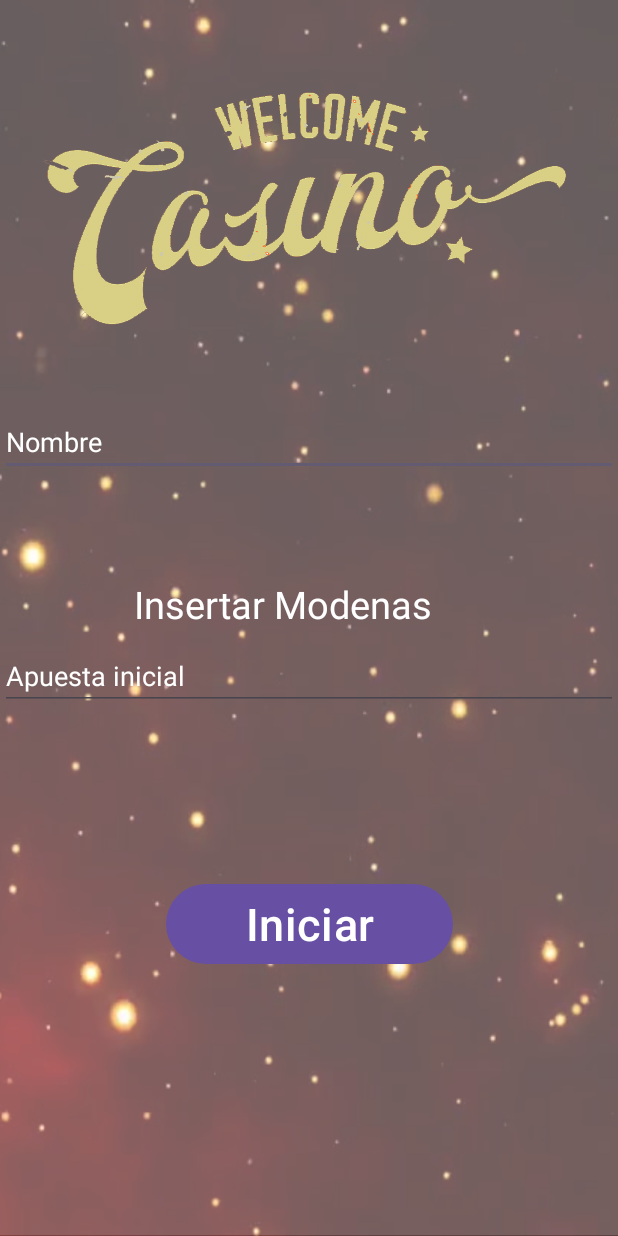
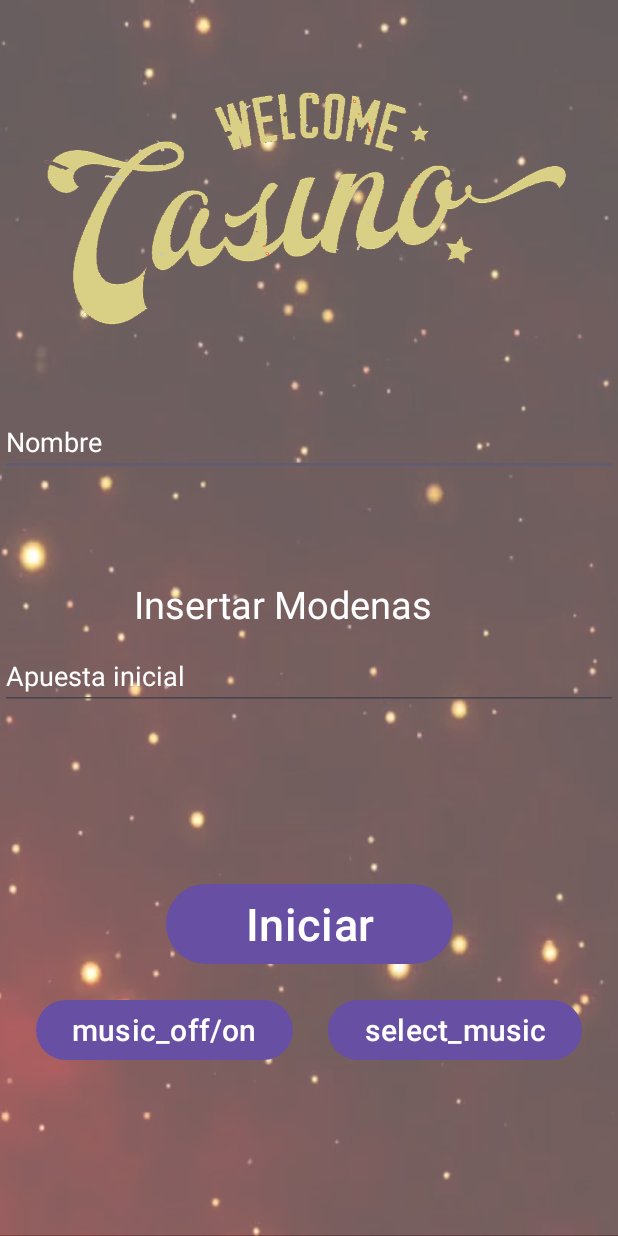
Before and after one commit to angiehelensanchez/CodeAppsvs01, an Android app: the screen it shows after launch (StartActivity), on a phone screen of 412 x 824 dp. Run offline under Robolectric (Android 15) with nearby library versions, the phone set to English and light mode, and no system bars.

Commit message:
musica y botones

```diff
--- a/app/src/main/java/com/example/codeappsvs01/StartActivity.java
+++ b/app/src/main/java/com/example/codeappsvs01/StartActivity.java
@@ -1,24 +1,35 @@
 package com.example.codeappsvs01;
 
 import android.content.Intent;
+import android.media.MediaPlayer;
 import android.os.Bundle;
 import android.view.View;
 import android.widget.Button;
 import android.widget.EditText;
-
 import androidx.appcompat.app.AppCompatActivity;
 
 public class StartActivity extends AppCompatActivity {
+
+    private MediaPlayer mediaPlayer;
+    private boolean isMusicPlaying = true;
 
     @Override
     protected void onCreate(Bundle savedInstanceState) {
         super.onCreate(savedInstanceState);
         setContentView(R.layout.activity_start);
 
+        // Inicializar el reproductor de música
+        mediaPlayer = MediaPlayer.create(this, R.raw.melodia_fondo);
+        mediaPlayer.setLooping(true);
+        mediaPlayer.start();
+
+        // Obtener referencias de las vistas
         final EditText playerNameEditText = findViewById(R.id.playerName);
         final EditText coinAmountEditText = findViewById(R.id.coinAmount);
         Button startGameButton = findViewById(R.id.startGameButton);
+        Button musicToggleButton = findViewById(R.id.musicToggleButton); // Botón para activar/desactivar la música
 
+        // Configurar el botón para iniciar el juego
         startGameButton.setOnClickListener(new View.OnClickListener() {
             @Override
             public void onClick(View view) {
@@ -30,11 +41,40 @@ public class StartActivity extends AppCompatActivity {
                     coinAmount = 0; // O maneja el error como prefieras
                 }
 
+                // Crear intent y pasar datos a la actividad principal
                 Intent intent = new Intent(StartActivity.this, MainActivity.class);
                 intent.putExtra("PLAYER_NAME", playerName);
                 intent.putExtra("COIN_AMOUNT", coinAmount);
                 startActivity(intent);
             }
         });
+
+        // Configurar el botón para activar/desactivar la música
+        musicToggleButton.setOnClickListener(new View.OnClickListener() {
+            @Override
+            public void onClick(View v) {
+                if (isMusicPlaying) {
+                    // Pausar la música si está reproduciéndose
+                    mediaPlayer.pause();
+                    isMusicPlaying = false;
+                    musicToggleButton.setText(R.string.music_off); // Cambiar el texto del botón a "Música Desactivada"
+                } else {
+                    // Reanudar la música si está pausada
+                    mediaPlayer.start();
+                    isMusicPlaying = true;
+                    musicToggleButton.setText(R.string.music_on); // Cambiar el texto del botón a "Música Activada"
+                }
+            }
+        });
+    }
+
+    @Override
+    protected void onDestroy() {
+        super.onDestroy();
+        // Liberar recursos del reproductor de música
+        if (mediaPlayer != null) {
+            mediaPlayer.release();
+            mediaPlayer = null;
+        }
     }
 }
--- a/app/src/main/res/layout/activity_start.xml
+++ b/app/src/main/res/layout/activity_start.xml
@@ -76,4 +76,32 @@
         app:layout_constraintEnd_toEndOf="parent"
         app:layout_constraintStart_toStartOf="parent"
         app:layout_constraintTop_toBottomOf="@+id/coinAmount" />
+
+    <Button
+        android:id="@+id/musicToggleButton"
+        android:layout_width="wrap_content"
+        android:layout_height="wrap_content"
+        android:layout_marginTop="16dp"
+        android:text="music_off/on"
+        android:textColor="@color/white"
+        android:textSize="20sp"
+        app:layout_constraintEnd_toStartOf="@id/selectMusicButton"
+        app:layout_constraintHorizontal_bias="0.5"
+        app:layout_constraintStart_toStartOf="parent"
+        app:layout_constraintTop_toBottomOf="@+id/startGameButton" />
+
+    <Button
+        android:id="@+id/selectMusicButton"
+        android:layout_width="wrap_content"
+        android:layout_height="wrap_content"
+        android:layout_marginTop="16dp"
+        android:text="select_music"
+        android:textColor="@color/white"
+        android:textSize="20sp"
+        app:layout_constraintEnd_toEndOf="parent"
+        app:layout_constraintStart_toEndOf="@id/musicToggleButton"
+        app:layout_constraintTop_toBottomOf="@+id/startGameButton" />
+
+
+
 </androidx.constraintlayout.widget.ConstraintLayout>
--- a/app/src/main/res/values/strings.xml
+++ b/app/src/main/res/values/strings.xml
@@ -8,7 +8,8 @@
     <string name="coin_amount">%1$d</string>
 
     <string name="welcome_image_desc">Descripción de la imagen de bienvenida</string>
-
+    <string name="music_off" />
+    <string name="music_on" />
 
 
 </resources>
```
Also changed, not shown: app/src/main/java/com/example/codeappsvs01/MainActivity.java (+47 -35 lines), 4 other files.
